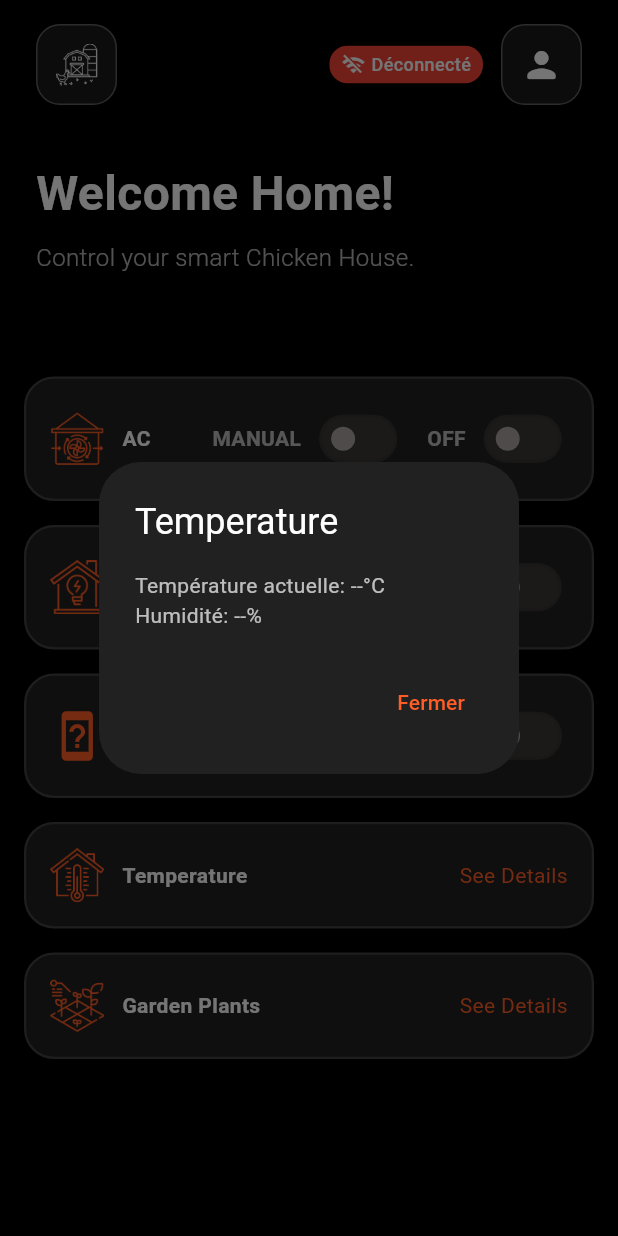
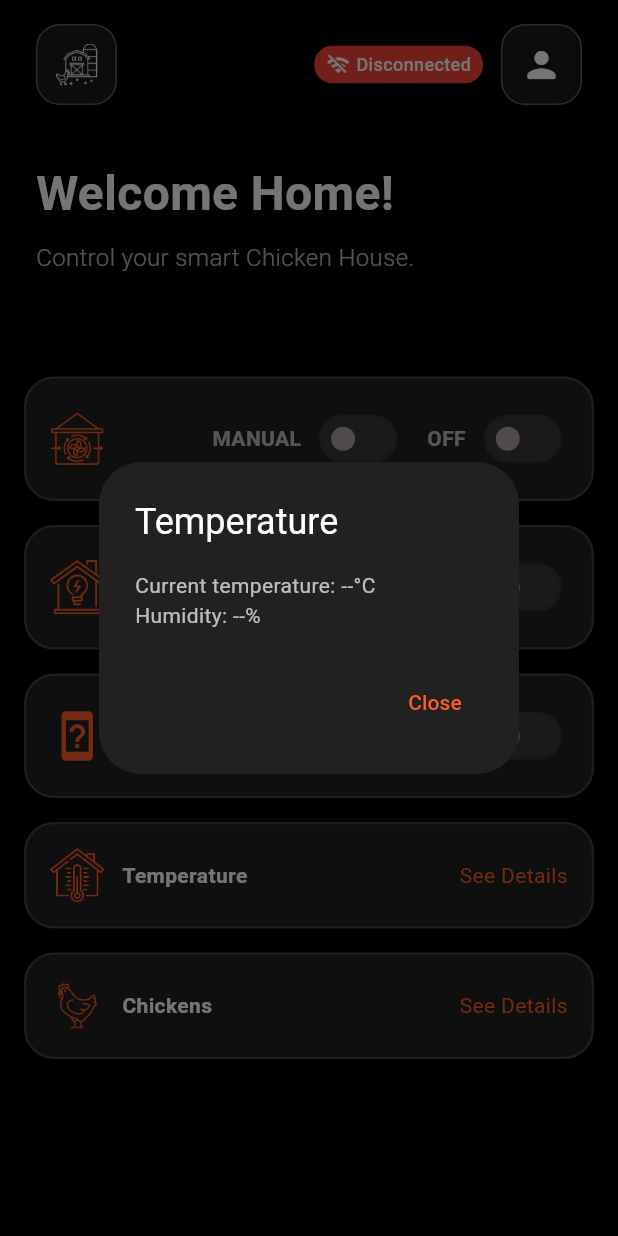
Before and after one commit to noursaidane2001/Iot_Chiken_House, a Flutter app: the screen it shows after launch, after a tap on "See Details", on a phone screen of 412 x 824 dp. Run offline on Flutter 3.47's test engine with Material 3 defaults, Android fonts, the phone set to English and light mode, and no system bars; our stand-ins replace firebase_core, firebase_database; accounts and stored records are empty.

Commit message:
LigthAuto

```diff
--- a/lib/pages/home_page.dart
+++ b/lib/pages/home_page.dart
@@ -17,16 +17,16 @@ class _HomePageState extends State<HomePage> {
     'lib/icons/HouseTempture.png',
     'lib/icons/IChouse.png',
     'lib/icons/Lights.png',
-    'lib/icons/Plants.png',
+    'lib/icons/Chicken.png',
     'lib/icons/WaterOnPlants.png',
   ];
 
   final List<String> deviceNames = [
     'Temperature',
-    'AC',
-    'Lights',
-    'Garden Plants',
-    'Irrigation',
+    ' ',
+    '',
+    'Chickens',
+    ' ',
   ];
 
   final List<String> iconsWithButton = [
@@ -35,19 +35,21 @@ class _HomePageState extends State<HomePage> {
     'lib/icons/WaterOnPlants.png',
   ];
 
-  // États des appareils synchronisés avec Firebase
+  // Device states synchronized with Firebase
   Map<String, bool> deviceStates = {
     'lib/icons/IChouse.png': false,
     'lib/icons/Lights.png': false,
     'lib/icons/WaterOnPlants.png': false,
   };
 
+  // Mode automatique pour tous les appareils contrôlables
   Map<String, bool> autoModeStates = {
     'lib/icons/IChouse.png': false,
+    'lib/icons/Lights.png': false,  // Ajout du mode auto pour les lumières
     'lib/icons/WaterOnPlants.png': false,
   };
 
-  // Données des capteurs
+  // Sensor data
   double? temperature;
   double? humidity;
   bool movement = false;
@@ -62,7 +64,7 @@ class _HomePageState extends State<HomePage> {
     _listenToFirebaseChanges();
   }
 
-  // Initialiser la connexion Firebase et récupérer les données initiales
+  // Initialize Firebase connection and retrieve initial data
   void _initializeFirebaseConnection() async {
     try {
       final data = await _firebaseService.getSensorData();
@@ -75,19 +77,20 @@ class _HomePageState extends State<HomePage> {
           deviceStates['lib/icons/IChouse.png'] = data['airConditioner'] == 1;
           deviceStates['lib/icons/WaterOnPlants.png'] = data['irrigation'] == 1;
           autoModeStates['lib/icons/IChouse.png'] = data['airConditionerAuto'] == 1;
+          autoModeStates['lib/icons/Lights.png'] = data['lightAuto'] == 1;  // Récupération du mode auto LED
           autoModeStates['lib/icons/WaterOnPlants.png'] = data['irrigationAuto'] == 1;
           isConnected = true;
         });
       }
     } catch (e) {
-      print('Erreur d\'initialisation: $e');
+      print('Initialization error: $e');
       setState(() {
         isConnected = false;
       });
     }
   }
 
-  // Écouter les changements en temps réel
+  // Listen to real-time changes
   void _listenToFirebaseChanges() {
     _firebaseService.listenToSensorData().listen((DatabaseEvent event) {
       if (event.snapshot.exists) {
@@ -100,19 +103,20 @@ class _HomePageState extends State<HomePage> {
           deviceStates['lib/icons/IChouse.png'] = data['airConditioner'] == 1;
           deviceStates['lib/icons/WaterOnPlants.png'] = data['irrigation'] == 1;
           autoModeStates['lib/icons/IChouse.png'] = data['airConditionerAuto'] == 1;
+          autoModeStates['lib/icons/Lights.png'] = data['lightAuto'] == 1;  // Écoute du mode auto LED
           autoModeStates['lib/icons/WaterOnPlants.png'] = data['irrigationAuto'] == 1;
           isConnected = true;
         });
       }
     }, onError: (error) {
-      print('Erreur de connexion Firebase: $error');
+      print('Firebase connection error: $error');
       setState(() {
         isConnected = false;
       });
     });
   }
 
-  // Contrôler les appareils via Firebase
+  // Control devices via Firebase
   void _controlDevice(String iconPath, bool newState) async {
     try {
       if (iconPath == 'lib/icons/Lights.png') {
@@ -123,10 +127,10 @@ class _HomePageState extends State<HomePage> {
         await _firebaseService.controlIrrigation(newState);
       }
 
-      // L'état sera mis à jour automatiquement via le listener
+      // State will be automatically updated via the listener
       ScaffoldMessenger.of(context).showSnackBar(
         SnackBar(
-          content: Text('${_getDeviceName(iconPath)} ${newState ? 'activé' : 'désactivé'}'),
+          content: Text('${_getDeviceName(iconPath)} ${newState ? 'activated' : 'deactivated'}'),
           backgroundColor: mainColor,
           duration: const Duration(seconds: 2),
         ),
@@ -134,7 +138,7 @@ class _HomePageState extends State<HomePage> {
     } catch (e) {
       ScaffoldMessenger.of(context).showSnackBar(
         SnackBar(
-          content: Text('Erreur: Impossible de contrôler l\'appareil'),
+          content: Text('Error: Unable to control device'),
           backgroundColor: Colors.red,
           duration: const Duration(seconds: 2),
         ),
@@ -142,19 +146,22 @@ class _HomePageState extends State<HomePage> {
     }
   }
 
-  // Contrôler le mode automatique
+  // Control automatic mode
   void _controlAutoMode(String iconPath, bool newState) async {
     try {
       if (iconPath == 'lib/icons/IChouse.png') {
         await _firebaseService.controlAirConditionerAuto(newState);
+      } else if (iconPath == 'lib/icons/Lights.png') {
+        // Ajout du contrôle automatique pour les LED
+        await _firebaseService.controlLightAuto(newState);
       } else if (iconPath == 'lib/icons/WaterOnPlants.png') {
         await _firebaseService.controlIrrigationAuto(newState);
       }
 
-      // L'état sera mis à jour automatiquement via le listener
+      // State will be automatically updated via the listener
       ScaffoldMessenger.of(context).showSnackBar(
         SnackBar(
-          content: Text('Mode auto ${_getDeviceName(iconPath)} ${newState ? 'activé' : 'désactivé'}'),
+          content: Text('Auto mode ${_getDeviceName(iconPath)} ${newState ? 'activated' : 'deactivated'}'),
           backgroundColor: mainColor,
           duration: const Duration(seconds: 2),
         ),
@@ -162,7 +169,7 @@ class _HomePageState extends State<HomePage> {
     } catch (e) {
       ScaffoldMessenger.of(context).showSnackBar(
         SnackBar(
-          content: Text('Erreur: Impossible de contrôler le mode automatique'),
+          content: Text('Error: Unable to control automatic mode'),
           backgroundColor: Colors.red,
           duration: const Duration(seconds: 2),
         ),
@@ -172,7 +179,7 @@ class _HomePageState extends State<HomePage> {
 
   String _getDeviceName(String iconPath) {
     final index = deviceIcons.indexOf(iconPath);
-    return index != -1 ? deviceNames[index] : 'Appareil';
+    return index != -1 ? deviceNames[index] : 'Device';
   }
 
   @override
@@ -196,7 +203,7 @@ class _HomePageState extends State<HomePage> {
         child: Column(
           crossAxisAlignment: CrossAxisAlignment.start,
           children: [
-            // Header avec indicateur de connexion
+            // Header with connection indicator
             Padding(
               padding: const EdgeInsets.symmetric(horizontal: 24, vertical: 16),
               child: Row(
@@ -205,7 +212,7 @@ class _HomePageState extends State<HomePage> {
                   _buildHeaderButton('lib/icons/chickenOnTheHouse.png'),
                   Row(
                     children: [
-                      // Indicateur de connexion
+                      // Connection indicator
                       Container(
                         padding: const EdgeInsets.symmetric(horizontal: 8, vertical: 4),
                         decoration: BoxDecoration(
@@ -222,7 +229,7 @@ class _HomePageState extends State<HomePage> {
                             ),
                             const SizedBox(width: 4),
                             Text(
-                              isConnected ? 'Connecté' : 'Déconnecté',
+                              isConnected ? 'Connected' : 'Disconnected',
                               style: const TextStyle(
                                 color: Colors.white,
                                 fontSize: 12,
@@ -265,7 +272,7 @@ class _HomePageState extends State<HomePage> {
                   ),
                   const SizedBox(height: 16),
 
-                  // Affichage des données de capteurs
+                  // Sensor data display
                   if (isConnected) ...[
                     Row(
                       children: [
@@ -273,7 +280,7 @@ class _HomePageState extends State<HomePage> {
                         const SizedBox(width: 12),
                         _buildSensorCard('Humid', '${humidity?.toStringAsFixed(1) ?? '--'}%', Icons.water_drop),
                         const SizedBox(width: 12),
-                        _buildSensorCard('Mouv', movement ? 'Détecté' : 'Calme', Icons.motion_photos_on),
+                        _buildSensorCard('Motion', movement ? 'Detected' : 'Calm', Icons.motion_photos_on),
                       ],
                     ),
                   ],
@@ -345,7 +352,7 @@ class _HomePageState extends State<HomePage> {
                         if (hasButton)
                           Row(
                             children: [
-                              if (iconPath != 'lib/icons/Lights.png') ...[
+                              // Mode automatique pour tous les appareils contrôlables
                               Text(
                                 autoModeStates[iconPath] ?? false ? 'AUTO' : 'MANUAL',
                                 style: TextStyle(
@@ -362,7 +369,6 @@ class _HomePageState extends State<HomePage> {
                                 } : null,
                               ),
                               const SizedBox(width: 16),
-                              ],
                               Text(
                                 isOn ? 'ON' : 'OFF',
                                 style: TextStyle(
@@ -383,7 +389,7 @@ class _HomePageState extends State<HomePage> {
                         else
                           GestureDetector(
                             onTap: () {
-                              // Afficher les détails du capteur
+                              // Show sensor details
                               _showSensorDetails(deviceIndex);
                             },
                             child: Text(
@@ -464,14 +470,14 @@ class _HomePageState extends State<HomePage> {
 
     switch (deviceIndex) {
       case 0: // Temperature
-        content = 'Température actuelle: ${temperature?.toStringAsFixed(1) ?? '--'}°C\n'
-            'Humidité: ${humidity?.toStringAsFixed(1) ?? '--'}%';
+        content = 'Current temperature: ${temperature?.toStringAsFixed(1) ?? '--'}°C\n'
+            'Humidity: ${humidity?.toStringAsFixed(1) ?? '--'}%';
         break;
-      case 3: // Garden Plants
-        content = 'État du jardin:\n'
-            'Température: ${temperature?.toStringAsFixed(1) ?? '--'}°C\n'
-            'Humidité: ${humidity?.toStringAsFixed(1) ?? '--'}%\n'
-            'Mouvement détecté: ${movement ? 'Oui' : 'Non'}';
+      case 3: // Chickens
+        content = 'Chickens State:\n'
+            'Temperature: ${temperature?.toStringAsFixed(1) ?? '--'}°C\n'
+            'Humidity: ${humidity?.toStringAsFixed(1) ?? '--'}%\n'
+            'Movement detected: ${movement ? 'Yes' : 'No'}';
         break;
     }
 
@@ -484,7 +490,7 @@ class _HomePageState extends State<HomePage> {
         actions: [
           TextButton(
             onPressed: () => Navigator.pop(context),
-            child: Text('Fermer', style: TextStyle(color: mainColor)),
+            child: Text('Close', style: TextStyle(color: mainColor)),
           ),
         ],
       ),
```
Also changed, not shown: lib/services/firebase_service.dart (+9 -0 lines). Lines whose indentation alone changed are shown as unchanged.
